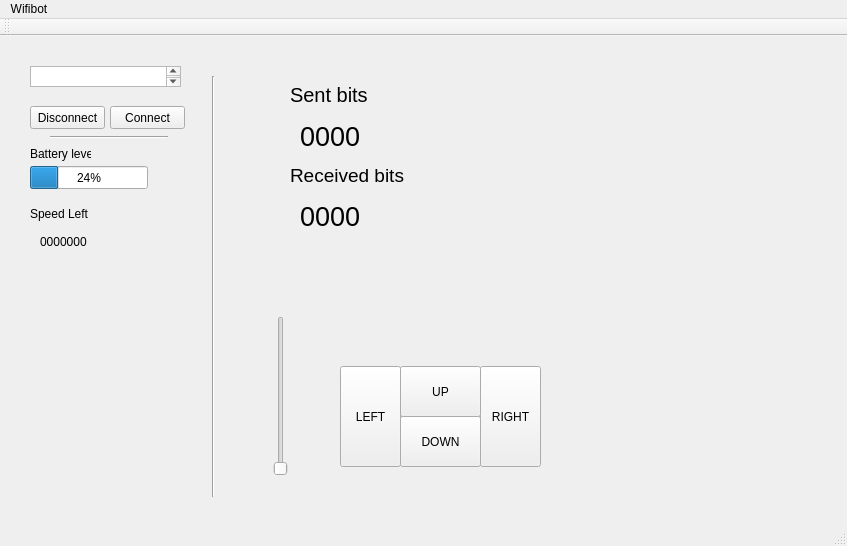
First picture: the form in mainwindow.ui, repository wilcoln/wifibot, before the edit.
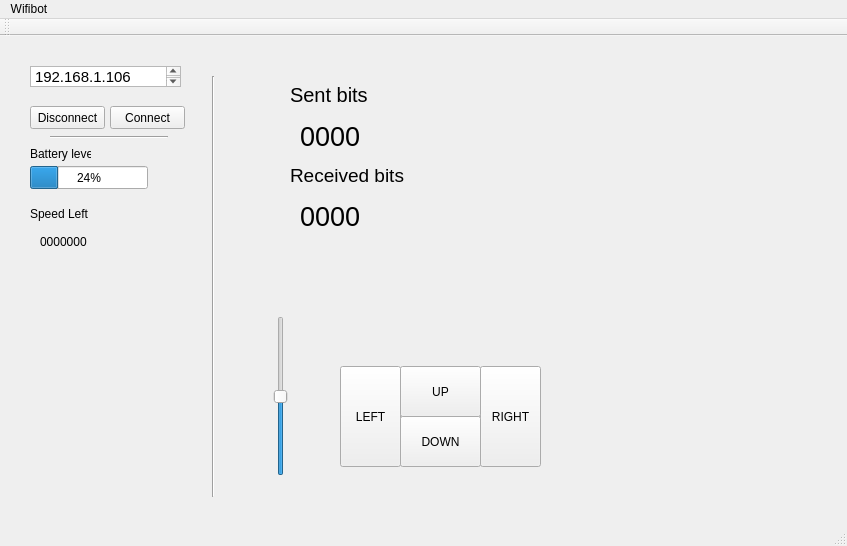
Second picture: the form after the edit.

Commit message: Add slider control

```diff
--- a/mainwindow.ui
+++ b/mainwindow.ui
@@ -160,6 +160,13 @@
       <height>21</height>
      </rect>
     </property>
+    <property name="html">
+     <string>&lt;!DOCTYPE HTML PUBLIC &quot;-//W3C//DTD HTML 4.0//EN&quot; &quot;http://www.w3.org/TR/REC-html40/strict.dtd&quot;&gt;
+&lt;html&gt;&lt;head&gt;&lt;meta name=&quot;qrichtext&quot; content=&quot;1&quot; /&gt;&lt;style type=&quot;text/css&quot;&gt;
+p, li { white-space: pre-wrap; }
+&lt;/style&gt;&lt;/head&gt;&lt;body style=&quot; font-family:'Roboto'; font-size:11pt; font-weight:400; font-style:normal;&quot;&gt;
+&lt;p style=&quot; margin-top:0px; margin-bottom:0px; margin-left:0px; margin-right:0px; -qt-block-indent:0; text-indent:0px;&quot;&gt;192.168.1.106&lt;/p&gt;&lt;/body&gt;&lt;/html&gt;</string>
+    </property>
    </widget>
    <widget class="QPushButton" name="connectBoutton">
     <property name="geometry">
@@ -261,6 +268,15 @@
       <height>160</height>
      </rect>
     </property>
+    <property name="maximum">
+     <number>120</number>
+    </property>
+    <property name="singleStep">
+     <number>10</number>
+    </property>
+    <property name="value">
+     <number>60</number>
+    </property>
     <property name="orientation">
      <enum>Qt::Vertical</enum>
     </property>
```
Left out of the diff: 4 changed lines with no effect on the pictures. The commit also changes 6 other files.
